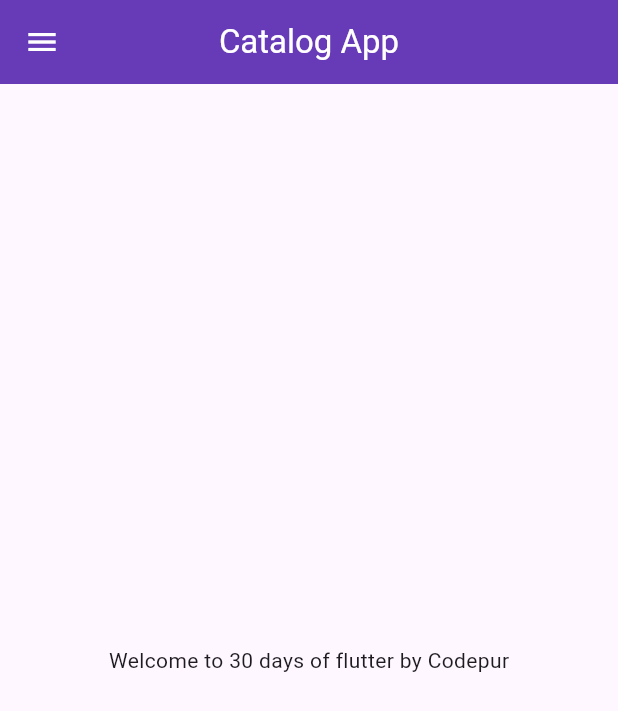
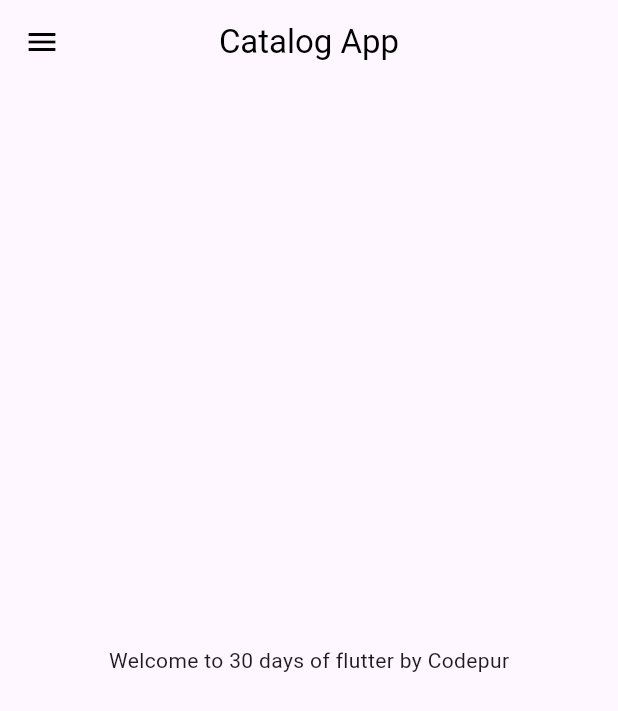
Before and after one commit to samay-shxrma/flutter_catalog, a Flutter app: the HomePage screen opened by its route, on a phone screen of 412 x 824 dp. Shown: the top 711 px of the screen. Run offline on Flutter 3.47's test engine with Material 3 defaults, Android fonts, the phone set to English and light mode, and no system bars; our stand-ins replace google_fonts.

Commit message:
Day 9 Completed

```diff
--- a/lib/main.dart
+++ b/lib/main.dart
@@ -24,6 +24,12 @@ class MyApp extends StatelessWidget {
         theme: ThemeData(
            primarySwatch: Colors.deepPurple,
          fontFamily: GoogleFonts.lato().fontFamily,
+         appBarTheme: AppBarTheme
+         (
+          color: Colors.white,
+          elevation: 0.0,
+          iconTheme: IconThemeData(color: Colors.black),
+         )
 
         ),
       //  initialRoute: "/home",
--- a/lib/pages/home_page.dart
+++ b/lib/pages/home_page.dart
@@ -10,10 +10,10 @@ class HomePage extends StatelessWidget {
     final String name = "Codepur";
     return Scaffold(
       appBar: AppBar(
-        backgroundColor: Colors.deepPurple,
-        title: Text("Catalog App",style: TextStyle(color: Colors.white),),centerTitle: true,
+      //  backgroundColor: Colors.deepPurple,
+        title: Text("Catalog App",style: TextStyle(color: Colors.black),),centerTitle: true,
         //backgroundColor: Colors.lightBlue, 92,51,172
-        iconTheme: IconThemeData(color: Colors.white),
+        iconTheme: IconThemeData(color: Colors.black),
       ),
             body: Center(
                 child: Container(
```
Also changed, not shown: lib/models/catalog.dart (added, +21 -0 lines), lib/widgets/themes.dart (added, +20 -0 lines).
